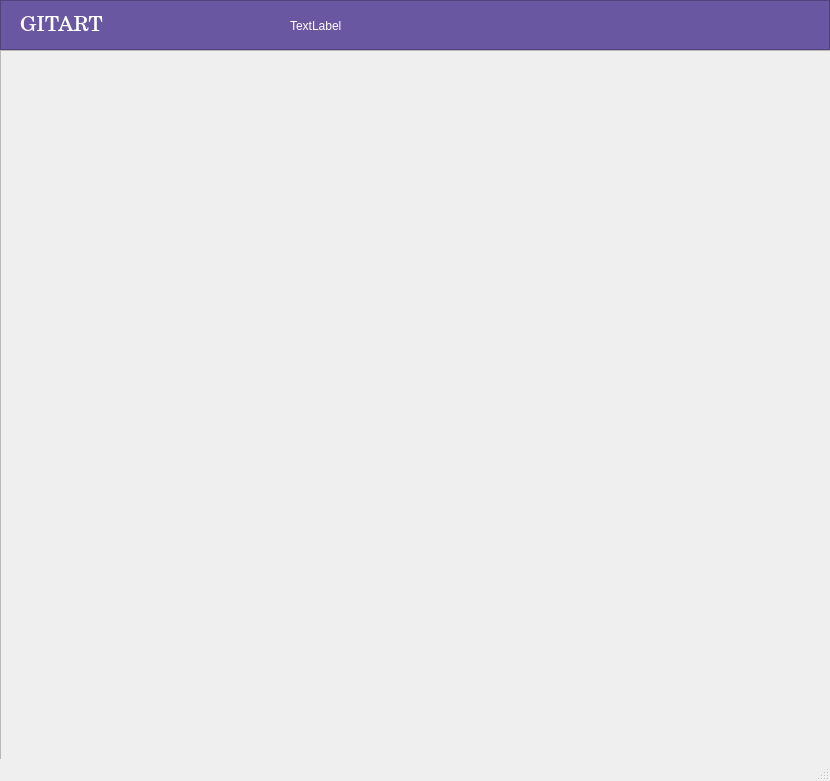
The window that UI/main_window.ui (M2V0A02/gitart) describes before a commit, drawn with Qt 5.
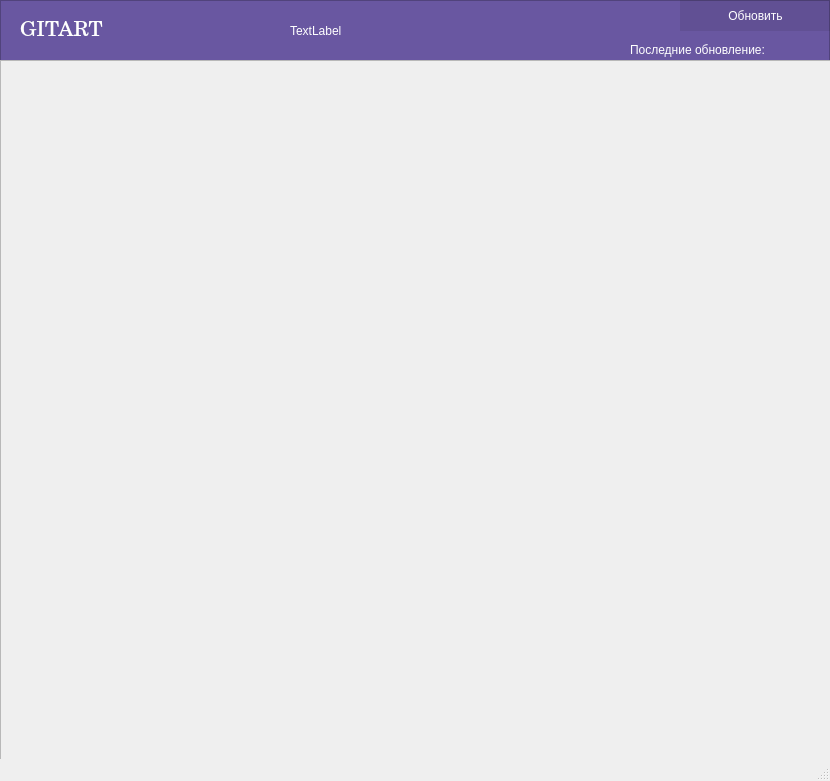
The same window after the commit.

Commit message: Исправил дизайн

Diff of the .ui file:
```diff
--- a/UI/main_window.ui
+++ b/UI/main_window.ui
@@ -23,7 +23,7 @@
       <x>0</x>
       <y>0</y>
       <width>830</width>
-      <height>50</height>
+      <height>105</height>
      </rect>
     </property>
     <property name="styleSheet">
@@ -39,7 +39,7 @@
      <property name="geometry">
       <rect>
        <x>20</x>
-       <y>10</y>
+       <y>15</y>
        <width>91</width>
        <height>31</height>
       </rect>
@@ -69,7 +69,7 @@
        <x>290</x>
        <y>15</y>
        <width>371</width>
-       <height>21</height>
+       <height>31</height>
       </rect>
      </property>
      <property name="styleSheet">
@@ -80,12 +80,48 @@
       <string>TextLabel</string>
      </property>
     </widget>
+    <widget class="QPushButton" name="pushButton">
+     <property name="geometry">
+      <rect>
+       <x>680</x>
+       <y>0</y>
+       <width>151</width>
+       <height>31</height>
+      </rect>
+     </property>
+     <property name="styleSheet">
+      <string notr="true">background-color:rgba(0, 0, 0, 20);
+border: none;
+color: white;
+font: 16pt &quot;Times New Roman&quot;;</string>
+     </property>
+     <property name="text">
+      <string>Обновить</string>
+     </property>
+    </widget>
+    <widget class="QLabel" name="label_3">
+     <property name="geometry">
+      <rect>
+       <x>630</x>
+       <y>40</y>
+       <width>191</width>
+       <height>20</height>
+      </rect>
+     </property>
+     <property name="styleSheet">
+      <string notr="true">color: rgb(255, 255, 255);
+font: 14px &quot;Times New Roman&quot;;</string>
+     </property>
+     <property name="text">
+      <string>Последние обновление:</string>
+     </property>
+    </widget>
    </widget>
    <widget class="QScrollArea" name="scrollArea">
     <property name="geometry">
      <rect>
       <x>0</x>
-      <y>50</y>
+      <y>60</y>
       <width>831</width>
       <height>711</height>
      </rect>
@@ -106,9 +142,9 @@
       <property name="geometry">
        <rect>
         <x>0</x>
-        <y>0</y>
+        <y>10</y>
         <width>831</width>
-        <height>711</height>
+        <height>701</height>
        </rect>
       </property>
       <layout class="QVBoxLayout" name="verticalLayout"/>
```
The commit also changes 2 other files.
